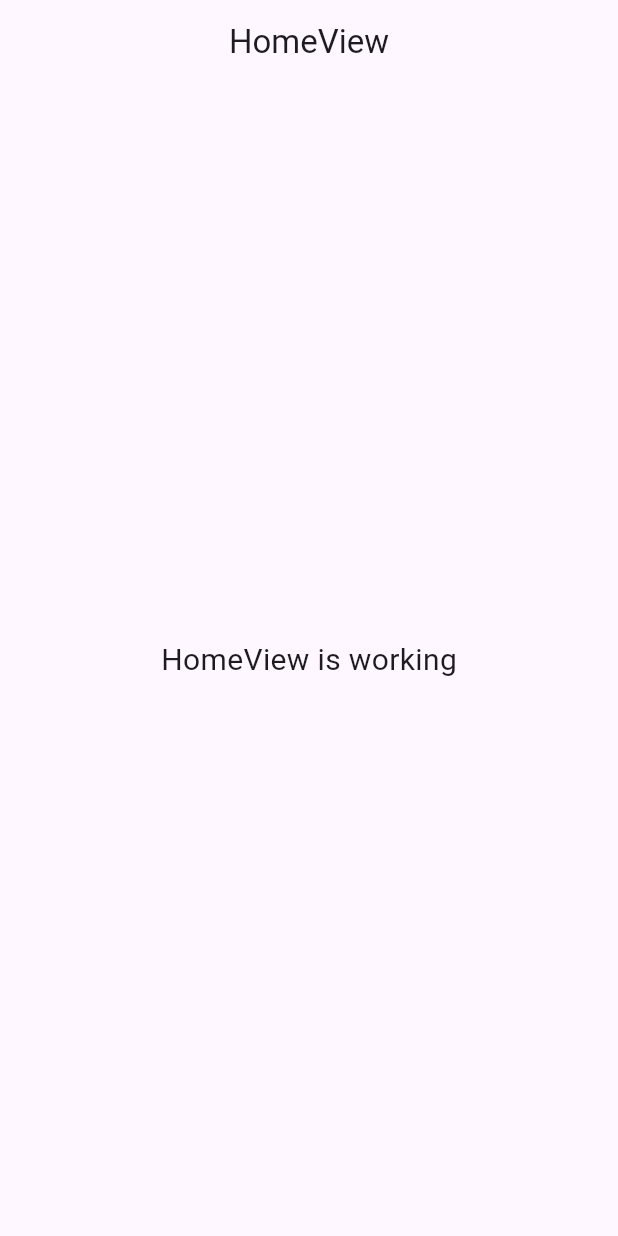
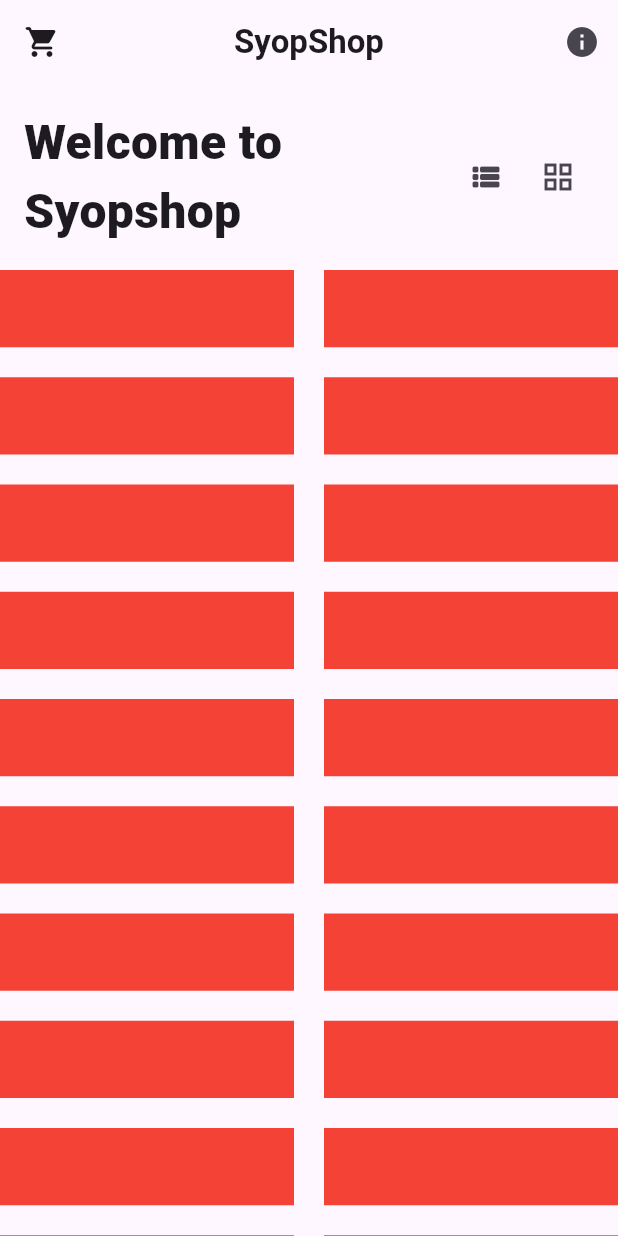
Before and after one commit to AlsoKnownAsZira/SyopShop, a Flutter app: the screen it shows after launch, on a phone screen of 412 x 824 dp. Run offline on Flutter 3.47's test engine with Material 3 defaults, Android fonts, the phone set to English and light mode, and no system bars; our stand-ins replace get; Roboto replaces fonts that are missing (avenir).

Commit message:
feat: created homeview

```diff
--- a/lib/app/modules/home/views/home_view.dart
+++ b/lib/app/modules/home/views/home_view.dart
@@ -1,4 +1,5 @@
 import 'package:flutter/material.dart';
+import 'package:flutter_staggered_grid_view/flutter_staggered_grid_view.dart';
 
 import 'package:get/get.dart';
 
@@ -10,15 +11,57 @@
   Widget build(BuildContext context) {
     return Scaffold(
         appBar: AppBar(
-        title: const Text('HomeView'),
           centerTitle: true,
+          title: const Text(
+            "SyopShop",
+            style: TextStyle(fontWeight: FontWeight.bold),
           ),
-      body: const Center(
+          elevation: 0,
+          leading: const Icon(Icons.shopping_cart_rounded),
+          actions: [
+            IconButton(onPressed: () {}, icon: const Icon(Icons.info)),
+          ],
+        ),
+        body: Column(
+          children: [
+            Padding(
+              padding: const EdgeInsets.all(16),
+              child: Row(
+                children: [
+                  const Expanded(
                     child: Text(
-          'HomeView is working',
-          style: TextStyle(fontSize: 20),
+                      'Welcome to Syopshop',
+                      style: TextStyle(
+                          fontFamily: 'avenir',
+                          fontSize: 32,
+                          fontWeight: FontWeight.w900),
                     ),
                   ),
+                  IconButton(
+                      icon: const Icon(Icons.view_list_rounded),
+                      onPressed: () {}),
+                  IconButton(
+                      icon: const Icon(Icons.grid_view), onPressed: () {}),
+                ],
+              ),
+            ),
+            Expanded(
+child: AlignedGridView.count(
+  itemCount: 100,
+  crossAxisCount: 2,
+
+  crossAxisSpacing: 20,
+  mainAxisSpacing: 20,
+   itemBuilder: (context, index) {
+  return Container(
+    color: Colors.red,
+    height: Get.width / 8,
+    width: 100,
   );
+},)
+
+                )
+          ],
+        ));
   }
 }
--- a/lib/main.dart
+++ b/lib/main.dart
@@ -10,6 +10,7 @@
       title: "Application",
       initialRoute: AppPages.INITIAL,
       getPages: AppPages.routes,
+    debugShowCheckedModeBanner: false,
     ),
   );
 }
--- a/pubspec.yaml
+++ b/pubspec.yaml
@@ -3,13 +3,15 @@
 publish_to: none
 description: A new Flutter project.
 environment:
-  sdk: '>=3.3.0 <4.0.0'
+  sdk: ">=3.3.0 <4.0.0"
 
 dependencies:
   cupertino_icons: ^1.0.6
-  get: 4.6.6
   flutter:
     sdk: flutter
+  flutter_staggered_grid_view: ^0.7.0
+  get: 4.6.6
+  http: ^1.2.1
 
 dev_dependencies:
   flutter_lints: ^3.0.0
```
Also changed, not shown: pubspec.lock. Lines whose indentation alone changed are shown as unchanged.
